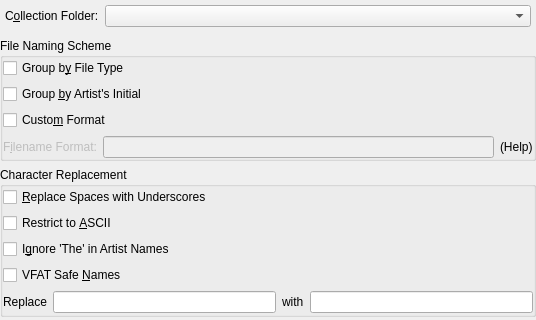
Qt form src/collection/sqlcollection/OrganizeCollectionDialogBase.ui (KDE/amarok) before a commit; both pictures show x 0 to 536 and y 0 to 320 of the 536 by 585 pixel window.
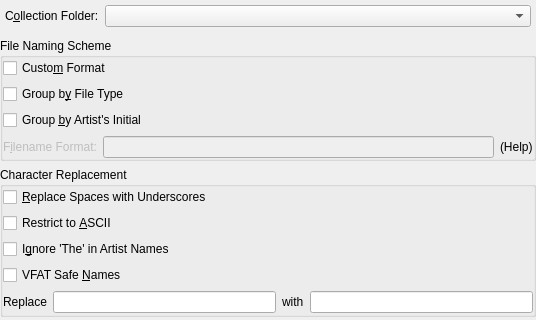
The same form after that commit. Custom widgets are drawn as their Qt base class.

Commit message: Added m_ to member m_isOrganizeCollection. Moved Custom Format checkbox to the top of OrganizeCollectionDialog. Replaced enable/disable with show/hide.

Patch:
```diff
--- a/src/collection/sqlcollection/OrganizeCollectionDialogBase.ui
+++ b/src/collection/sqlcollection/OrganizeCollectionDialogBase.ui
@@ -80,6 +80,16 @@
       <string>File Naming Scheme</string>
      </property>
      <layout class="QVBoxLayout" name="verticalLayout" >
+      <item>
+       <widget class="QCheckBox" name="customschemeCheck" >
+        <property name="toolTip" >
+         <string>If checked, use a custom format string for naming the files in the collection</string>
+        </property>
+        <property name="text" >
+         <string>Custo&amp;m Format</string>
+        </property>
+       </widget>
+      </item>
       <item>
        <widget class="QCheckBox" name="filetypeCheck" >
         <property name="toolTip" >
@@ -100,16 +110,6 @@
         </property>
        </widget>
       </item>
-      <item>
-       <widget class="QCheckBox" name="customschemeCheck" >
-        <property name="toolTip" >
-         <string>If checked, use a custom format string for naming the files in the collection</string>
-        </property>
-        <property name="text" >
-         <string>Custo&amp;m Format</string>
-        </property>
-       </widget>
-      </item>
       <item>
        <layout class="QHBoxLayout" >
         <item>
```
Left out of the diff: 8 changed lines with no effect on the pictures. The commit also changes 3 other files.
